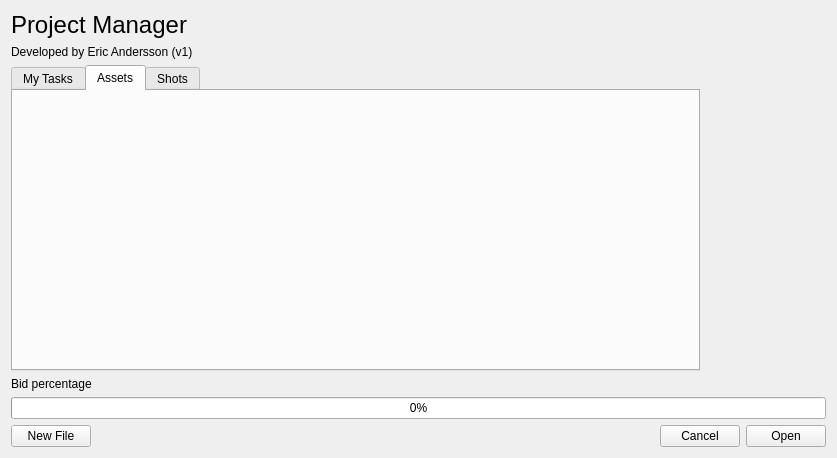
Above: UI/projectManagerUI.ui from ericandrsson/projManager before the change. Below: the same form after it.
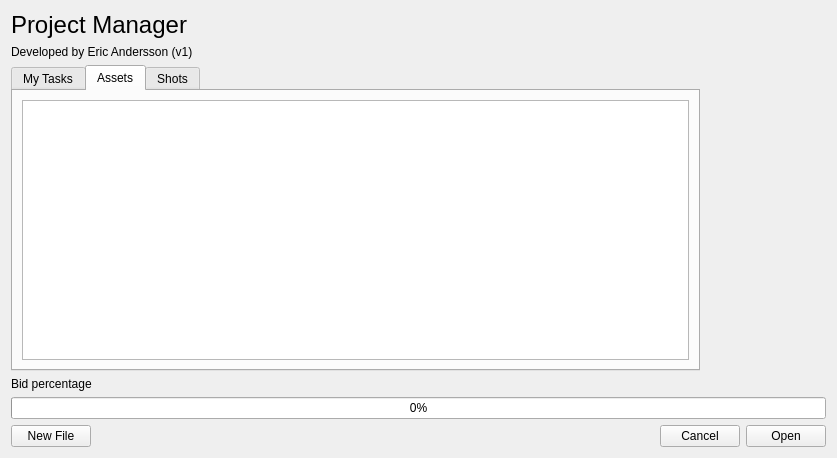
That is the form after the change. The open tabs and pages were chosen to show the change.

Diff of the .ui file:
```diff
--- a/UI/projectManagerUI.ui
+++ b/UI/projectManagerUI.ui
@@ -175,6 +175,21 @@
         <attribute name="title">
          <string>Assets</string>
         </attribute>
+        <layout class="QVBoxLayout" name="verticalLayout_6">
+         <item>
+          <layout class="QVBoxLayout" name="verticalLayout_5">
+           <item>
+            <widget class="QListWidget" name="assets_listWidget">
+             <property name="font">
+              <font>
+               <pointsize>12</pointsize>
+              </font>
+             </property>
+            </widget>
+           </item>
+          </layout>
+         </item>
+        </layout>
        </widget>
        <widget class="QWidget" name="shots_tab">
         <attribute name="title">
```
Left out of the diff: 77 changed lines with no effect on the pictures.
